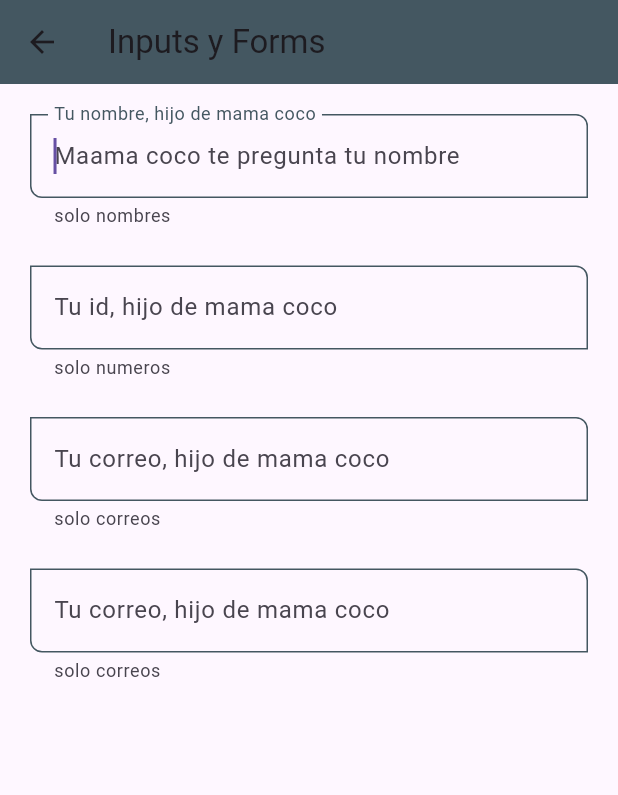
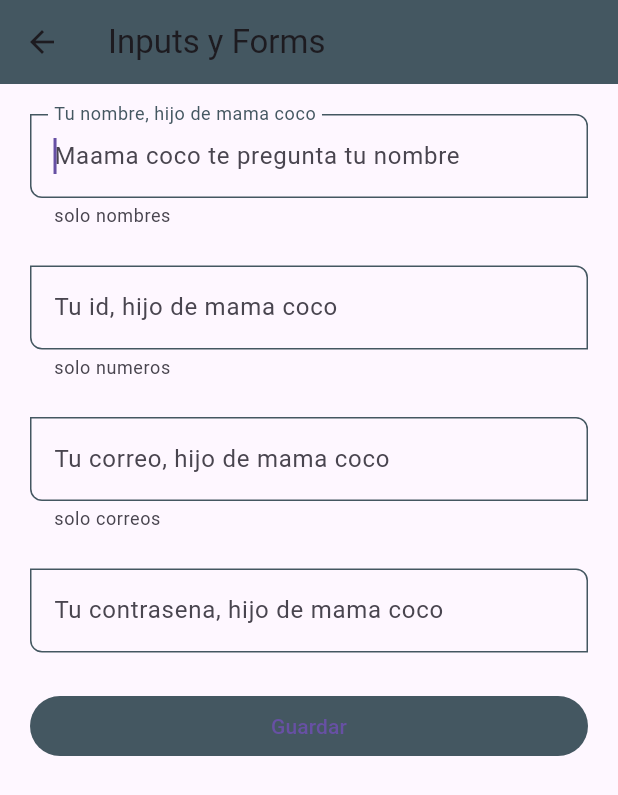
Before and after one commit to Cesarcceo/Curso-Flutter, a Flutter app: the InputsScreen screen opened by its route, on a phone screen of 412 x 824 dp. Shown: the top 795 px of the screen. Run offline on Flutter 3.47's test engine with Material 3 defaults, Android fonts, the phone set to English and light mode, and no system bars.

Commit message:
Upgrading dependencies (inputs_screen.dart): :arrow_up: se agrego un boton y un mapa para verificar los herrores del formulario

```diff
--- a/lib/screens/inputs_screen.dart
+++ b/lib/screens/inputs_screen.dart
@@ -7,47 +7,70 @@
 
   @override
   Widget build(BuildContext context) {
+    final GlobalKey<FormState> myFormKey = GlobalKey<FormState>();
+
+    final Map<String, String> formValues = {
+      'nombre': 'Cesario',
+      'id': '548',
+      'email': 'mincesario@gmail',
+      'contrasena': '8987',
+      'role': 'Adim',
+    };
+
     return Scaffold(
       appBar: AppBar(
         title: const Text('Inputs y Forms'),
       ),
-      body: const SingleChildScrollView(
+      body: SingleChildScrollView(
         child: Padding(
-          padding: EdgeInsets.symmetric(horizontal: 20, vertical: 20),
+          padding: const EdgeInsets.symmetric(horizontal: 20, vertical: 20),
+          child: Form(
+            key: myFormKey,
             child: Column(
               children: [
-              CustomInputField(
+                const CustomInputField(
                   labelText: 'Tu nombre, hijo de mama coco',
                   helperText: 'solo nombres',
                   hintText: 'Maama coco te pregunta tu nombre',
                 ),
-              SizedBox(
-                height: 25,
-              ),
-              CustomInputField(
+                const SizedBox(height: 25),
+                const CustomInputField(
                   labelText: 'Tu id, hijo de mama coco',
                   helperText: 'solo numeros',
                   hintText: 'Maama coco te pregunta tu id',
                 ),
-              SizedBox(
-                height: 25,
-              ),
-              CustomInputField(
+                const SizedBox(height: 25),
+                const CustomInputField(
                   labelText: 'Tu correo, hijo de mama coco',
                   helperText: 'solo correos',
                   hintText: 'Maama coco te pregunta tu correo',
                   keyboardType: TextInputType.emailAddress,
                 ),
-              SizedBox(
-                height: 25,
-              ),
-              CustomInputField(
-                labelText: 'Tu correo, hijo de mama coco',
-                helperText: 'solo correos',
-                hintText: 'Maama coco te pregunta tu correo',
+                const SizedBox(height: 25),
+                const CustomInputField(
+                  labelText: 'Tu contrasena, hijo de mama coco',
+                  hintText: 'Maama coco te pregunta tu contrasena',
                   obcureText: true,
                 ),
+                const SizedBox(height: 25),
+                ElevatedButton(
+                  onPressed: () {
+                    FocusScope.of(context).requestFocus(FocusNode());
+                    if (myFormKey.currentState!.validate()) {
+                      print('formulario no valido');
+                      return;
+                    }
+                    print(formValues);
+                  },
+                  child: const SizedBox(
+                    width: double.infinity,
+                    child: Center(
+                      child: Text('Guardar'),
+                    ),
+                  ),
+                ),
               ],
+            ),
           ),
         ),
       ),
```
Lines whose indentation alone changed are shown as unchanged.
